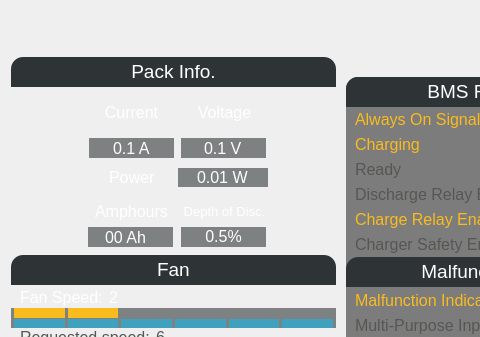
First picture: the form in src/ViewLayer/DebugDisplay/BatteryPage/BatteryUi/BatteryUi.ui, repository UCSolarCarTeam/Epsilon-Dashboard, before the edit; both pictures show x 0 to 480 and y 0 to 337 of the 683 by 658 pixel window.
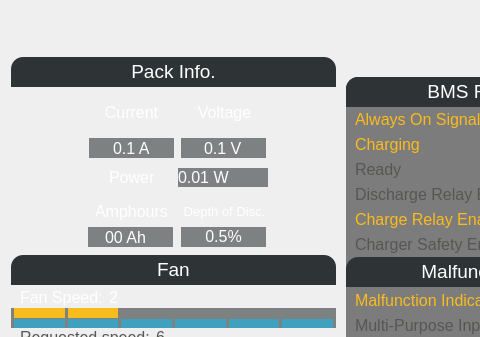
Second picture: the form after the edit.

The edit to the form file:
```diff
--- a/src/ViewLayer/DebugDisplay/BatteryPage/BatteryUi/BatteryUi.ui
+++ b/src/ViewLayer/DebugDisplay/BatteryPage/BatteryUi/BatteryUi.ui
@@ -984,7 +984,7 @@
                      <property name="bottomMargin">
                       <number>0</number>
                      </property>
-                     <item alignment="Qt::AlignHCenter">
+                     <item>
                       <widget class="QLabel" name="packNetPowerLabel">
                        <property name="font">
                         <font>
```
Left out of the diff: 2 changed lines with no effect on the pictures.
